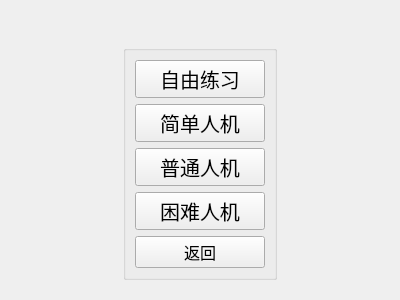
Qt form client/gomokuClient/offlinechoicewidget.ui (ELUT1111/Gomoku) before a commit.
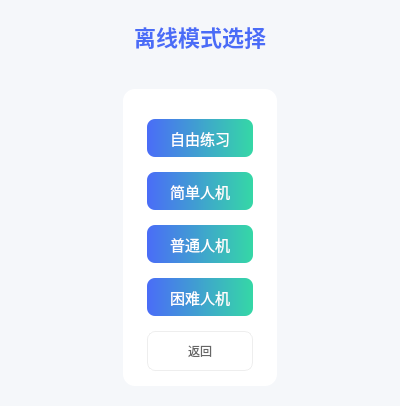
The same form after that commit.

```diff
--- a/client/gomokuClient/offlinechoicewidget.ui
+++ b/client/gomokuClient/offlinechoicewidget.ui
@@ -13,9 +13,95 @@
   <property name="windowTitle">
    <string>Form</string>
   </property>
-  <layout class="QVBoxLayout" name="verticalLayout" stretch="1,2">
+  <!-- 全局样式：与其他界面风格统一 -->
+  <property name="styleSheet">
+   <string notr="true">
+    /* 全局基础样式 */
+    QWidget {
+     background-color: #F5F7FA;
+     font-family: "Microsoft YaHei";
+     font-size: 14px;
+    }
+    /* 分组框样式：卡片化、圆角、阴影 */
+    QGroupBox#groupBox_3 {
+     border: none;
+     background-color: white;
+     border-radius: 12px;
+     box-shadow: 0 2px 10px rgba(0,0,0,0.06);
+     margin-top: 10px;
+     padding-top: 15px;
+    }
+    /* 分组框标题（隐藏） */
+    QGroupBox#groupBox_3::title {
+     subcontrol-origin: margin;
+     subcontrol-position: top center;
+     padding: 0 10px;
+     color: transparent;
+    }
+    /* 功能按钮通用样式（自由练习/人机难度） */
+    QPushButton {
+     border-radius: 8px;
+     border: none;
+     font-size: 15px;
+     height: 38px;
+     margin: 6px 15px;
+    }
+    /* 核心功能按钮（自由练习/人机难度） */
+    QPushButton#freeButton, QPushButton#easyButton, QPushButton#normalButton, QPushButton#hardButton {
+     background: qlineargradient(x1:0, y1:0, x2:1, y2:0, stop:0 #4A6CF7, stop:1 #35D8A6);
+     color: white;
+    }
+    QPushButton#freeButton:hover, QPushButton#easyButton:hover, QPushButton#normalButton:hover, QPushButton#hardButton:hover {
+     background: qlineargradient(x1:0, y1:0, x2:1, y2:0, stop:0 #3A5CE7, stop:1 #2BC896);
+    }
+    /* 次要按钮（返回） */
+    QPushButton#returnButton {
+     background-color: white;
+     color: #666666;
+     border: 1px solid #EEEEEE;
+     font-size: 12px;
+    }
+    QPushButton#returnButton:hover {
+     background-color: #F8F8F8;
+     color: #FF6B6B;
+     border-color: #FFE6E6;
+    }
+    /* 标题样式 */
+    QLabel#lblOfflineTitle {
+     font-size: 22px;
+     font-weight: bold;
+     color: #4A6CF7;
+     alignment: center;
+    }
+   </string>
+  </property>
+  <!-- 保留原有布局结构，仅优化边距和间距 -->
+  <layout class="QVBoxLayout" name="verticalLayout" stretch="1,3">
+   <property name="contentsMargins">
+    <set>20 20 20 20</set>
+   </property>
+   <property name="spacing">
+    <number>8</number>
+   </property>
    <item>
-    <widget class="QWidget" name="widget" native="true"/>
+    <widget class="QWidget" name="widget" native="true">
+     <!-- 新增标题（仅美化，不影响原有逻辑） -->
+     <layout class="QHBoxLayout" name="horizontalLayoutTitle">
+      <property name="contentsMargins">
+       <set>0 0 0 0</set>
+      </property>
+      <item>
+       <widget class="QLabel" name="lblOfflineTitle">
+        <property name="text">
+         <string>离线模式选择</string>
+        </property>
+        <property name="alignment">
+         <set>Qt::AlignCenter</set>
+        </property>
+       </widget>
+      </item>
+     </layout>
+    </widget>
    </item>
    <item>
     <widget class="QWidget" name="widget_2" native="true">
@@ -39,6 +125,13 @@
          <string/>
         </property>
         <layout class="QVBoxLayout" name="verticalLayout_2">
+         <property name="contentsMargins">
+          <set>10 10 10 10</set>
+         </property>
+         <property name="spacing">
+          <number>3</number>
+         </property>
+         <!-- 保留所有原有按钮，仅优化样式 -->
          <item>
           <widget class="QPushButton" name="freeButton">
            <property name="sizePolicy">
```
Left out of the diff: 5 changed lines with no effect on the pictures.
